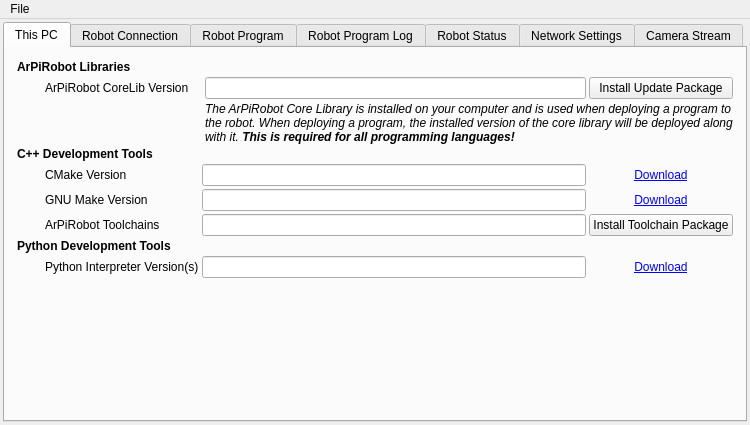
Old version of the form ui/deploy_tool.ui in the repository ArPiRobot/ArPiRobot-DeployTool.
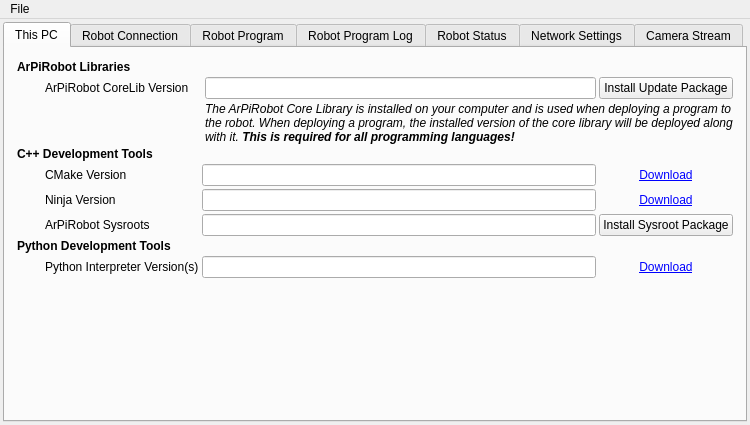
New version of the form. The open tabs and pages were chosen to show the change. Icons and pictures are not drawn.

Commit message: Initial adaptation to use sysroot instead of toolchain packages

Patch:
```diff
--- a/ui/deploy_tool.ui
+++ b/ui/deploy_tool.ui
@@ -74,7 +74,7 @@
            <item row="7" column="4">
             <widget class="QPushButton" name="btn_install_toolchain">
              <property name="text">
-              <string>Install Toolchain Package</string>
+              <string>Install Sysroot Package</string>
              </property>
             </widget>
            </item>
@@ -120,7 +120,7 @@
            <item row="7" column="1">
             <widget class="QLabel" name="label_23">
              <property name="text">
-              <string>ArPiRobot Toolchains</string>
+              <string>ArPiRobot Sysroots</string>
              </property>
             </widget>
            </item>
@@ -235,7 +235,7 @@
            <item row="6" column="1">
             <widget class="QLabel" name="label_20">
              <property name="text">
-              <string>GNU Make Version</string>
+              <string>Ninja Version</string>
              </property>
             </widget>
            </item>
```
Left out of the diff: 4 changed lines with no effect on the pictures. The commit also changes 1 other file.
